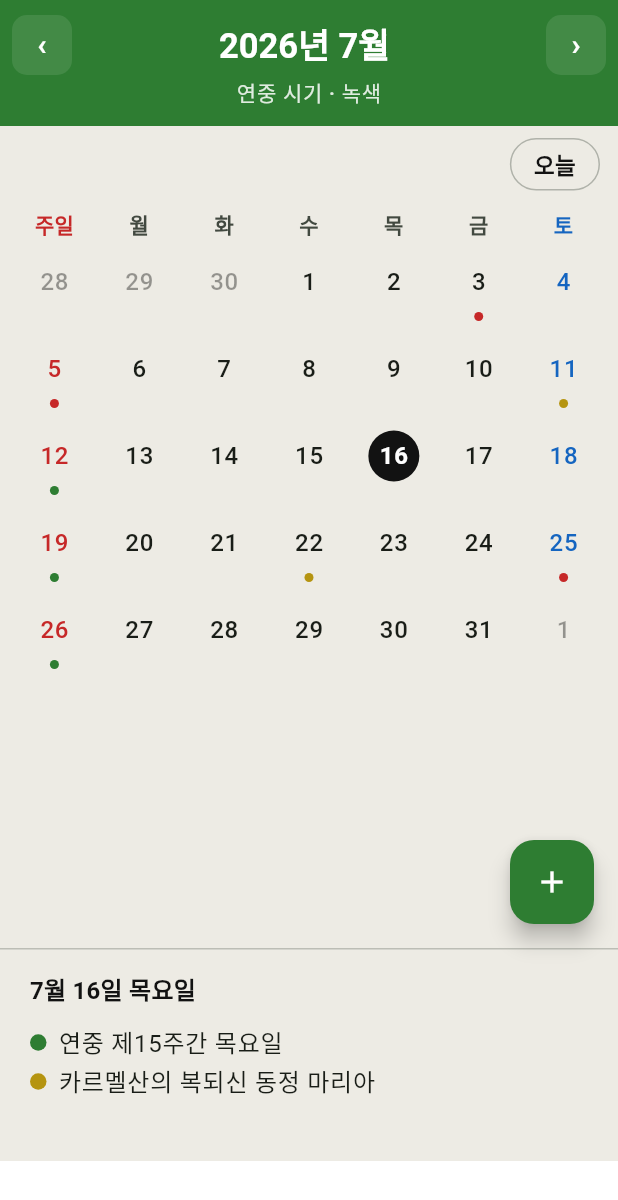
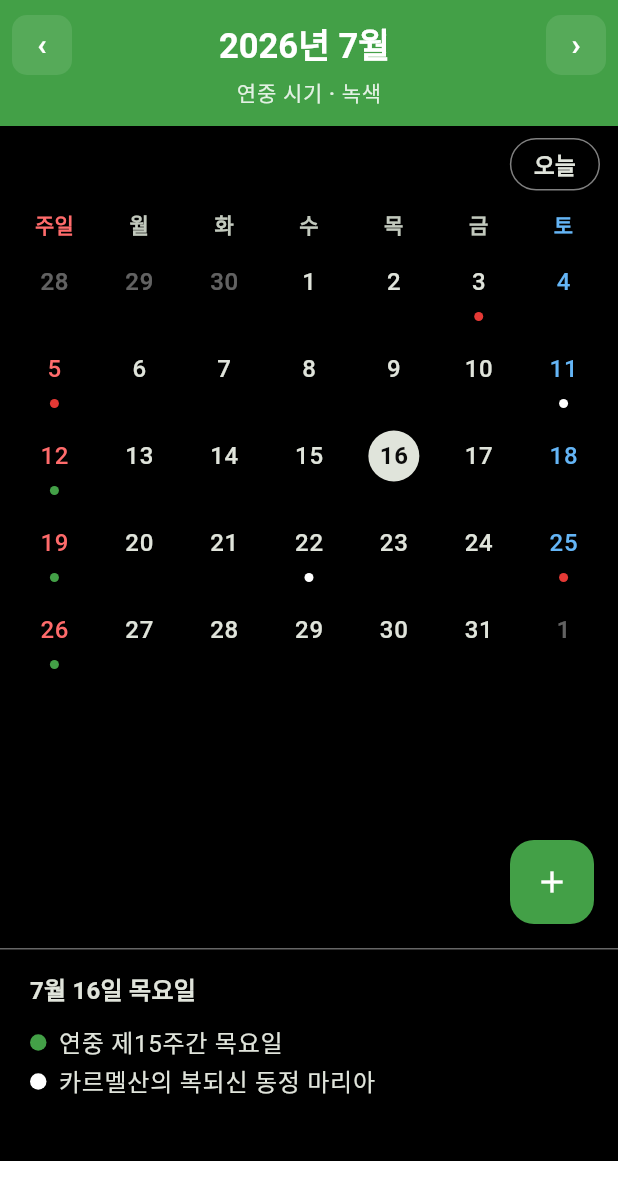
Before and after one commit to iOS-Kiwon/Korea-catholic-calendar, a Flutter app: the screen it shows after launch, on a phone screen of 412 x 824 dp. Shown: the top 1200 px of the screen. Run offline on Flutter 3.47's test engine with Material 3 defaults, Android fonts, the light colour scheme and no system bars; our stand-ins replace cloud_firestore, firebase_core, flutter_local_notifications, flutter_riverpod, flutter_timezone, go_router and 5 more; missing offline and left inert: app_tracking_transparency, firebase_app_check; accounts and stored records are empty; network calls fail; statements that could not run were skipped.

Commit message:
일단 다크테마로 수정했지만 마음에 안듬

```diff
--- a/lib/app/app.dart
+++ b/lib/app/app.dart
@@ -30,8 +30,8 @@ class _CatholicCalendarAppState extends State<CatholicCalendarApp> {
     return MaterialApp.router(
       title: '가톨릭 달력',
       debugShowCheckedModeBanner: false,
-      theme: AppTheme.light(),
-      themeMode: ThemeMode.light, // 다크 모드 미지원 — 항상 라이트 테마
+      theme: AppTheme.dark(),
+      themeMode: ThemeMode.dark,
       routerConfig: _router,
       // 모든 화면 하단(SafeArea.bottom 바로 위)에 배너 광고 배치.
       builder: (context, child) => Column(
--- a/lib/app/theme/app_theme.dart
+++ b/lib/app/theme/app_theme.dart
@@ -2,22 +2,37 @@ import 'package:flutter/material.dart';
 
 import 'liturgical_colors.dart';
 
-/// Light [ThemeData] for the app, carrying the [LiturgicalColors] theme
-/// extension. The "modern eclectic" look: a soft neutral page behind a crisp
-/// white rounded calendar card. Dark mode is intentionally not supported.
+/// Dark [ThemeData] for the app, carrying the [LiturgicalColors] theme
+/// extension. The black surface lets the white liturgical color render as
+/// actual white instead of a gold-tinted substitute.
 class AppTheme {
-  static const _pageLight = Color(0xFFEDEBE4); // warm beige page background
+  static const _pageDark = Color(0xFF000000);
+  static const _surfaceDark = Color(0xFF0B0B0B);
+  static const _surfaceContainerDark = Color(0xFF171717);
 
-  static ThemeData light() {
-    final scheme = ColorScheme.fromSeed(
-      seedColor: const Color(0xFF2E7D32),
-      brightness: Brightness.light,
-    );
+  static ThemeData dark() {
+    final scheme =
+        ColorScheme.fromSeed(
+          seedColor: const Color(0xFF2E7D32),
+          brightness: Brightness.dark,
+        ).copyWith(
+          surface: _surfaceDark,
+          surfaceContainerLowest: _pageDark,
+          surfaceContainerLow: _surfaceDark,
+          surfaceContainer: _surfaceContainerDark,
+          surfaceContainerHigh: const Color(0xFF202020),
+          surfaceContainerHighest: const Color(0xFF2A2A2A),
+        );
     return ThemeData(
       colorScheme: scheme,
+      brightness: Brightness.dark,
       useMaterial3: true,
-      scaffoldBackgroundColor: _pageLight,
-      extensions: const [LiturgicalColors.light],
+      scaffoldBackgroundColor: _pageDark,
+      cardColor: _surfaceDark,
+      canvasColor: _pageDark,
+      dialogTheme: const DialogThemeData(backgroundColor: _surfaceDark),
+      dividerColor: Colors.white24,
+      extensions: const [LiturgicalColors.dark],
     );
   }
 }
--- a/lib/app/theme/liturgical_colors.dart
+++ b/lib/app/theme/liturgical_colors.dart
@@ -18,20 +18,20 @@ class LiturgicalColors extends ThemeExtension<LiturgicalColors> {
     required this.black,
   });
 
-  final Color white; // 백색 (gold-tinted so it is visible)
+  final Color white; // 백색
   final Color red; // 홍색
   final Color green; // 녹색
   final Color violet; // 자색
   final Color rose; // 장미색
   final Color black; // 흑색
 
-  static const light = LiturgicalColors(
-    white: Color(0xFFB59410),
-    red: Color(0xFFC62828),
-    green: Color(0xFF2E7D32),
-    violet: Color(0xFF6A1B9A),
-    rose: Color(0xFFD81B60),
-    black: Color(0xFF455A64),
+  static const dark = LiturgicalColors(
+    white: Color(0xFFFFFFFF),
+    red: Color(0xFFE53935),
+    green: Color(0xFF43A047),
+    violet: Color(0xFF8E5AD7),
+    rose: Color(0xFFF06292),
+    black: Color(0xFF000000),
   );
 
   Color of(LiturgicalColor c) {
--- a/lib/features/calendar/presentation/pages/calendar_page.dart
+++ b/lib/features/calendar/presentation/pages/calendar_page.dart
@@ -169,7 +169,9 @@ class _CalendarPageState extends ConsumerState<CalendarPage> {
     return FloatingActionButton(
       heroTag: null,
       backgroundColor: color,
-      foregroundColor: Colors.white,
+      foregroundColor: color.computeLuminance() > 0.55
+          ? Colors.black87
+          : Colors.white,
       tooltip: '일정 추가',
       onPressed: () => showEventEditor(context, date: _focusDate),
       child: const Icon(Icons.add),
--- a/lib/features/calendar/presentation/widgets/day_cell.dart
+++ b/lib/features/calendar/presentation/widgets/day_cell.dart
@@ -4,14 +4,11 @@ import 'package:liturgical_calendar/liturgical_calendar.dart';
 import '../../../../app/theme/liturgical_colors.dart';
 import '../season_style.dart';
 
-const _todayFill = Color(0xFF121212); // 오늘: 검정 원
-const _selectedFill = Color(0xFFD6D6D6); // 선택: 회색 원
-
 Color _numberColor(BuildContext c, DateTime d, bool inMonth) {
   final theme = Theme.of(c);
   if (!inMonth) return theme.disabledColor;
-  if (d.weekday == DateTime.sunday) return const Color(0xFFC62828);
-  if (d.weekday == DateTime.saturday) return const Color(0xFF1565C0);
+  if (d.weekday == DateTime.sunday) return const Color(0xFFFF6B6B);
+  if (d.weekday == DateTime.saturday) return const Color(0xFF64B5F6);
   return theme.colorScheme.onSurface;
 }
 
@@ -36,10 +33,12 @@ class DayNumber extends StatelessWidget {
   Widget build(BuildContext context) {
     final theme = Theme.of(context);
     final bg = isToday
-        ? _todayFill
-        : (isSelected ? _selectedFill : Colors.transparent);
+        ? theme.colorScheme.onSurface
+        : (isSelected
+              ? theme.colorScheme.surfaceContainerHighest
+              : Colors.transparent);
     final fg = isToday
-        ? Colors.white
+        ? theme.colorScheme.surface
         : _numberColor(context, date, inCurrentMonth);
     return Container(
       width: size,
--- a/lib/features/calendar/presentation/widgets/day_info_bar.dart
+++ b/lib/features/calendar/presentation/widgets/day_info_bar.dart
@@ -60,7 +60,7 @@ class DayInfoBar extends ConsumerWidget {
               Text(
                 '${d.month}월 ${d.day}일 $weekday요일',
                 style: theme.textTheme.titleMedium?.copyWith(
-                  color: const Color(0xFF121212),
+                  color: theme.colorScheme.onSurface,
                   fontWeight: FontWeight.w600,
                 ),
               ),
--- a/lib/features/calendar/presentation/widgets/month_header.dart
+++ b/lib/features/calendar/presentation/widgets/month_header.dart
@@ -123,9 +123,9 @@ class WeekdayRow extends StatelessWidget {
                 style: theme.textTheme.titleSmall?.copyWith(
                   fontWeight: FontWeight.bold,
                   color: i == 0
-                      ? const Color(0xFFC62828)
+                      ? const Color(0xFFFF6B6B)
                       : i == 6
-                      ? const Color(0xFF1565C0)
+                      ? const Color(0xFF64B5F6)
                       : theme.colorScheme.onSurfaceVariant,
                 ),
               ),
--- a/lib/features/calendar/presentation/widgets/today_button.dart
+++ b/lib/features/calendar/presentation/widgets/today_button.dart
@@ -8,22 +8,21 @@ class TodayButton extends StatelessWidget {
 
   @override
   Widget build(BuildContext context) {
+    final theme = Theme.of(context);
     return Material(
       color: Colors.transparent,
       shape: StadiumBorder(
-        side: BorderSide(
-          color: Theme.of(context).dividerColor.withValues(alpha: 0.5),
-        ),
+        side: BorderSide(color: theme.dividerColor.withValues(alpha: 0.5)),
       ),
       child: InkWell(
         customBorder: const StadiumBorder(),
         onTap: onPressed,
-        child: const Padding(
-          padding: EdgeInsets.symmetric(horizontal: 16, vertical: 7),
+        child: Padding(
+          padding: const EdgeInsets.symmetric(horizontal: 16, vertical: 7),
           child: Text(
             '오늘',
             style: TextStyle(
-              color: Color(0xFF121212),
+              color: theme.colorScheme.onSurface,
               fontSize: 15,
               fontWeight: FontWeight.w600,
             ),
--- a/pubspec.yaml
+++ b/pubspec.yaml
@@ -75,12 +75,12 @@ flutter_launcher_icons:
   android: true
   ios: true
   remove_alpha_ios: true
-  background_color_ios: "#FFFFFF"
+  background_color_ios: "#000000"
   web:
     generate: true
     image_path: "assets/icon/app_icon.png"
-    background_color: "#FFFBFE"
-    theme_color: "#2E7D32"
+    background_color: "#000000"
+    theme_color: "#000000"
 
 # For information on the generic Dart part of this file, see the
 # following page: https://dart.dev/tools/pub/pubspec
```
Also changed, not shown: 3 other files.
